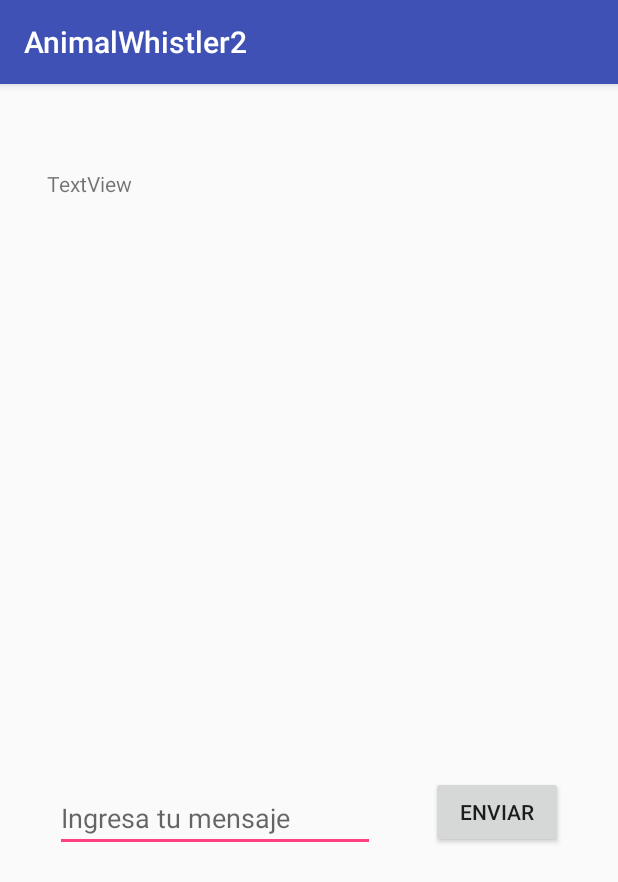
After one commit to EmilianoCervantes/AnimalWhistler, an Android app: the fragment ChatbotFragment shown on its own in the app's theme, on a phone screen of 412 x 824 dp. The commit adds this screen. Shown: the top 882 px of the screen. Run offline under Robolectric (Android 15) with nearby library versions, the phone set to English and light mode, and no system bars; libraries missing offline, so code that uses them is left out: ai.api, ai.api.android, ai.api.model; 4 statements that could not run were skipped.

Commit message:
Chatbot with Dialogflow

```diff
--- /dev/null
+++ b/app/src/main/java/com/example/emilianocervantes/animalwhistler2/ChatbotFragment.java
@@ -0,0 +1,138 @@
+package com.example.emilianocervantes.animalwhistler2;
+
+import android.os.Bundle;
+import android.support.annotation.Nullable;
+import android.support.v4.app.Fragment;
+import android.view.LayoutInflater;
+import android.view.View;
+import android.view.ViewGroup;
+
+//Chatbot
+import android.os.AsyncTask;
+import android.support.v7.app.AppCompatActivity;
+import android.os.Bundle;
+import android.view.View;
+import android.widget.Button;
+import android.widget.EditText;
+import android.widget.TextView;
+
+import com.google.gson.JsonElement;
+
+import java.util.Map;
+
+import ai.api.AIDataService;
+import ai.api.AIListener;
+import ai.api.AIServiceException;
+
+import ai.api.android.AIConfiguration;
+import ai.api.android.AIService;
+import ai.api.model.AIError;
+import ai.api.model.AIRequest;
+import ai.api.model.AIResponse;
+import ai.api.model.Result;
+
+public class ChatbotFragment extends Fragment implements AIListener {
+
+    private EditText editText;
+    private Button button;
+    private TextView textView;
+
+    private AIService aiService;
+    private AIDataService aiDataService;
+
+    public ChatbotFragment() {
+        // Required empty public constructor
+    }
+
+    @Override
+    public View onCreateView(LayoutInflater inflater, ViewGroup container,
+                             Bundle savedInstanceState) {
+        // Inflate the layout for this fragment
+        return inflater.inflate(R.layout.fragment_chatbot, container, false);
+    }
+
+    @Override
+    public void onViewCreated(View view, @Nullable Bundle savedInstanceState) {
+        super.onViewCreated(view, savedInstanceState);
+
+        final AIConfiguration config = new AIConfiguration("73e6638ad2ec463388059aefc4fadb68",
+                AIConfiguration.SupportedLanguages.Spanish,
+                AIConfiguration.RecognitionEngine.System);
+
+        aiDataService = new AIDataService(config);
+        aiService = AIService.getService(this.getContext(), config);
+        aiService.setListener(this);
+
+        editText = (EditText)view.findViewById(R.id.messageText);
+        button = (Button)view.findViewById(R.id.sendChatButton);
+        textView = (TextView)view.findViewById(R.id.chatView);
+
+        button.setOnClickListener(new View.OnClickListener() {
+            @Override
+            public void onClick(View view) {
+                new SendRequestTask(aiDataService).execute(editText.getText().toString());
+            }
+        });
+    }
+
+    public class SendRequestTask extends AsyncTask<String, String, AIResponse>{
+
+        private AIDataService aiDataService;
+
+        public SendRequestTask(AIDataService aiDataService) {
+            this.aiDataService = aiDataService;
+        }
+
+        @Override
+        protected AIResponse doInBackground(String... strings) {
+            AIRequest aiRequest = new AIRequest();
+            AIResponse aiResponse = null;
+            aiRequest.setQuery(strings[0]);
+            try {
+                aiResponse = aiDataService.request(aiRequest);
+            } catch (AIServiceException e) {
+                e.printStackTrace();
+            }
+            return aiResponse;
+        }
+
+        @Override
+        protected void onPostExecute(AIResponse aiResponse) {
+            super.onPostExecute(aiResponse);
+            Result result = aiResponse.getResult();
+            textView.append("You: " + result.getResolvedQuery() + "\r\n");
+            textView.append("Bot: " + result.getFulfillment().getSpeech() + "\r\n");
+        }
+    }
+
+
+    @Override
+    public void onResult(AIResponse result) {
+
+    }
+
+    @Override
+    public void onError(AIError error) {
+
+    }
+
+    @Override
+    public void onAudioLevel(float level) {
+
+    }
+
+    @Override
+    public void onListeningStarted() {
+
+    }
+
+    @Override
+    public void onListeningCanceled() {
+
+    }
+
+    @Override
+    public void onListeningFinished() {
+
+    }
+}
--- /dev/null
+++ b/app/src/main/res/layout/fragment_chatbot.xml
@@ -0,0 +1,57 @@
+<?xml version="1.0" encoding="utf-8"?>
+<android.support.constraint.ConstraintLayout xmlns:android="http://schemas.android.com/apk/res/android"
+    xmlns:app="http://schemas.android.com/apk/res-auto"
+    xmlns:tools="http://schemas.android.com/tools"
+    android:layout_width="match_parent"
+    android:layout_height="match_parent"
+    tools:context=".ChatbotFragment">
+
+    <!-- TODO: Update blank fragment layout -->
+
+    <TextView
+        android:id="@+id/chatView"
+        android:layout_width="350dp"
+        android:layout_height="302dp"
+        android:layout_marginBottom="8dp"
+        android:layout_marginEnd="8dp"
+        android:layout_marginLeft="8dp"
+        android:layout_marginRight="8dp"
+        android:layout_marginStart="8dp"
+        android:layout_marginTop="8dp"
+        android:text="TextView"
+        app:layout_constraintBottom_toBottomOf="parent"
+        app:layout_constraintEnd_toEndOf="parent"
+        app:layout_constraintStart_toStartOf="parent"
+        app:layout_constraintTop_toTopOf="parent"
+        app:layout_constraintVertical_bias="0.108" />
+
+    <EditText
+        android:id="@+id/messageText"
+        android:layout_width="wrap_content"
+        android:layout_height="wrap_content"
+        android:layout_marginBottom="8dp"
+        android:layout_marginTop="8dp"
+        android:ems="10"
+        android:hint="@string/hintmessagechatbot"
+        android:inputType="textPersonName"
+        app:layout_constraintBottom_toBottomOf="parent"
+        app:layout_constraintEnd_toStartOf="@+id/sendChatButton"
+        app:layout_constraintHorizontal_bias="0.5"
+        app:layout_constraintStart_toStartOf="parent"
+        app:layout_constraintTop_toBottomOf="@+id/chatView"
+        app:layout_constraintVertical_bias="0.288" />
+
+    <Button
+        android:id="@+id/sendChatButton"
+        android:layout_width="wrap_content"
+        android:layout_height="wrap_content"
+        android:layout_marginBottom="8dp"
+        android:layout_marginTop="8dp"
+        android:text="@string/send"
+        app:layout_constraintBottom_toBottomOf="parent"
+        app:layout_constraintEnd_toEndOf="parent"
+        app:layout_constraintHorizontal_bias="0.5"
+        app:layout_constraintStart_toEndOf="@+id/messageText"
+        app:layout_constraintTop_toBottomOf="@+id/chatView"
+        app:layout_constraintVertical_bias="0.275" />
+</android.support.constraint.ConstraintLayout>
--- a/app/src/main/res/values/strings.xml
+++ b/app/src/main/res/values/strings.xml
@@ -22,4 +22,6 @@
     <string name="visto">Lugar Ej: Calle, Colonia, Zona</string>
     <string name="descripcion">Descripción</string>
     <string name="enviar">Enviar</string>
+    <string name="hintmessagechatbot">Ingresa tu mensaje</string>
+    <string name="send">Enviar</string>
 </resources>
--- a/build.gradle
+++ b/build.gradle
@@ -20,6 +20,7 @@ allprojects {
     repositories {
         google()
         jcenter()
+        maven{ url "http://jitpack.io" }
     }
 }
 
```
Also changed, not shown: app/build.gradle (+10 -0 lines), app/src/main/res/layout/fragment_youtube.xml (+13 -3 lines).
